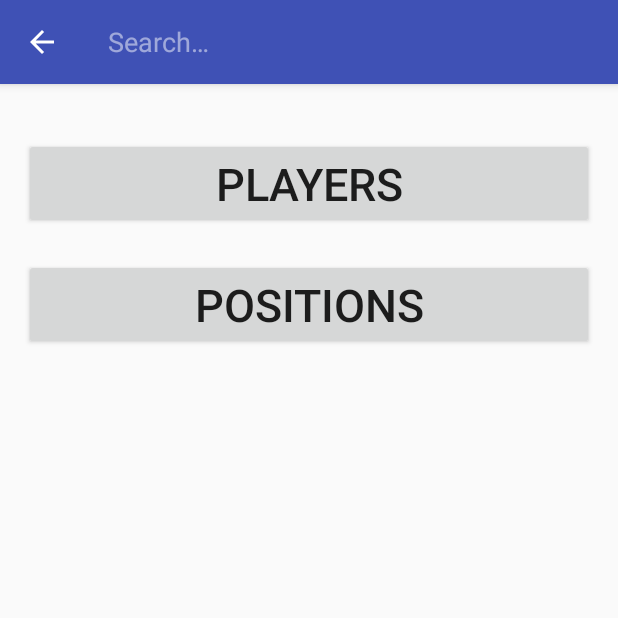
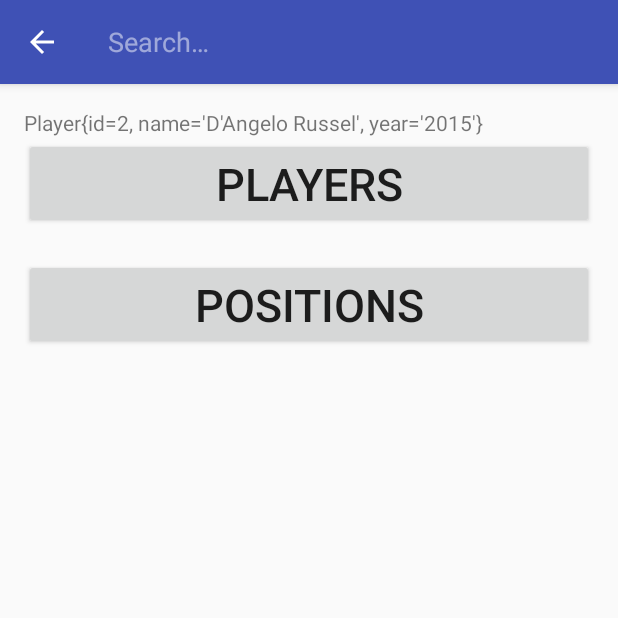
Before and after one commit to EmploYeezy/adiProjectTwo, an Android app: the screen it shows after launch (MainActivity), after a tap on "Search", on a phone screen of 412 x 824 dp, the top half of it. Run offline under Robolectric (Android 15) with nearby library versions, the phone set to English and light mode, and no system bars.

```diff
--- a/AdiProjectTwo/app/src/main/java/com/example/employeezy/adiprojecttwo/DatabaseHelper.java
+++ b/AdiProjectTwo/app/src/main/java/com/example/employeezy/adiprojecttwo/DatabaseHelper.java
@@ -49,7 +49,7 @@ public class DatabaseHelper extends SQLiteOpenHelper {
         String[] projection = new String[] {"id", "name", "year"};
         String selection = "id = ?";
         String[] selectionArgs = new String[]{ String.valueOf(id)};
-        Cursor cursor = db.query("players", projection, selection, selectionArgs, null, null, null, null);
+        Cursor cursor = db.query("Players", projection, selection, selectionArgs, null, null, null, null);
         cursor.moveToFirst();
         String name = cursor.getString( cursor.getColumnIndex("name"));
         String year = cursor.getString( cursor.getColumnIndex("year"));
@@ -61,7 +61,7 @@ public class DatabaseHelper extends SQLiteOpenHelper {
         SQLiteDatabase db = getWritableDatabase();
         String selection = "id =?";
         String [] selectionArgs = new String[] { String.valueOf(id)};
-        db.delete("players", selection, selectionArgs);
+        db.delete("Players", selection, selectionArgs);
     }
 
 
--- a/AdiProjectTwo/app/src/main/java/com/example/employeezy/adiprojecttwo/MainActivity.java
+++ b/AdiProjectTwo/app/src/main/java/com/example/employeezy/adiprojecttwo/MainActivity.java
@@ -8,6 +8,7 @@ import android.support.v7.app.AppCompatActivity;
 import android.support.v7.widget.SearchView;
 import android.view.Menu;
 import android.view.MenuInflater;
+import android.widget.TextView;
 import android.widget.Toast;
 
 public class MainActivity extends AppCompatActivity {
@@ -24,6 +25,7 @@ public class MainActivity extends AppCompatActivity {
         db.insert(2, "D'Angelo Russel", "2015");
 
         Player retrievedPlayer = db.getPlayer(2);
+        ((TextView)findViewById(R.id.text)).setText(retrievedPlayer.toString());
 
     }
 
--- a/AdiProjectTwo/app/src/main/java/com/example/employeezy/adiprojecttwo/Player.java
+++ b/AdiProjectTwo/app/src/main/java/com/example/employeezy/adiprojecttwo/Player.java
@@ -16,7 +16,7 @@ public class Player {
 
     @Override
     public String toString() {
-        return "PLayer{" +
+        return "Player{" +
                 "id=" + id +
                 ", name='" + name + '\'' +
                 ", year='" + year + '\'' +
--- a/AdiProjectTwo/app/src/main/res/layout/activity_main.xml
+++ b/AdiProjectTwo/app/src/main/res/layout/activity_main.xml
@@ -8,6 +8,12 @@
     android:paddingRight="@dimen/activity_horizontal_margin"
     android:paddingTop="@dimen/activity_vertical_margin"
     tools:context="com.example.employeezy.adiprojecttwo.MainActivity">
+
+
+    <TextView
+        android:id="@+id/text"
+        android:layout_width="wrap_content"
+        android:layout_height="wrap_content" />
 
     <Button
         android:id="@+id/player_button"
```
